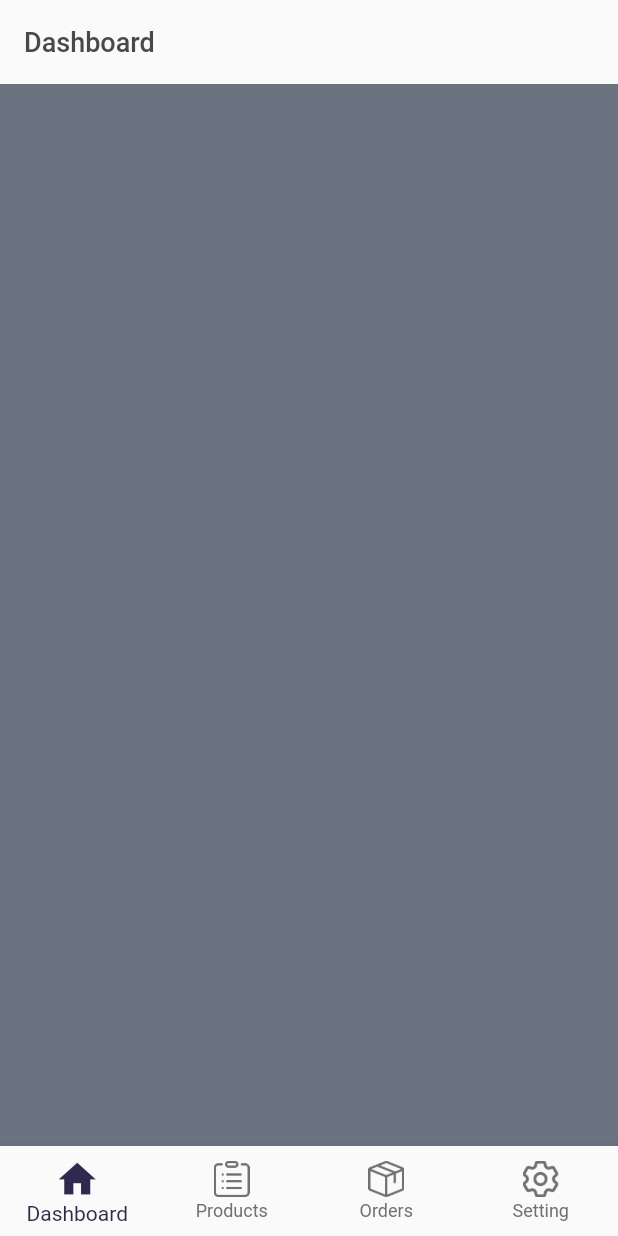
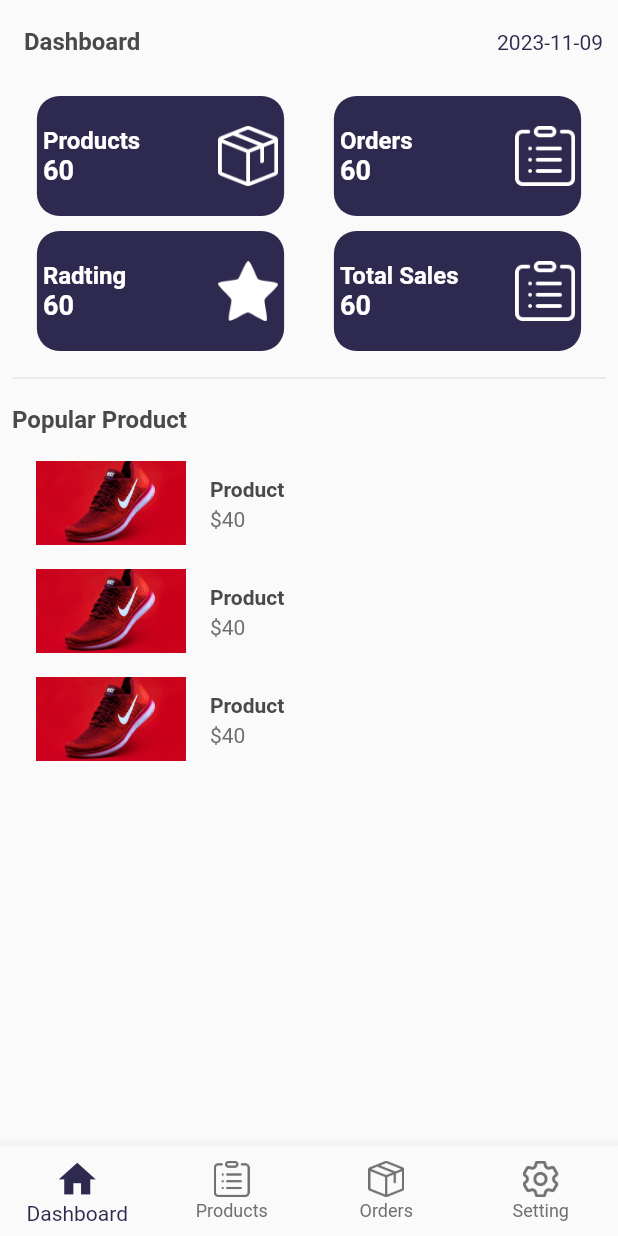
Before and after one commit to abdGhost/emart_seller, a Flutter app: the screen it shows after launch, after a tap on "Login", on a phone screen of 412 x 824 dp. Run offline on Flutter 3.47's test engine with Material 2 defaults, Android fonts, the phone set to English and light mode, and no system bars; our stand-ins replace firebase_core, get, velocity_x; accounts and stored records are empty.

Commit message:
Working on dashboard screen

```diff
--- a/lib/const/strings.dart
+++ b/lib/const/strings.dart
@@ -15,3 +15,6 @@ const dashboard = "Dashboard",
     productsText = "Products",
     settingText = "Setting";
 const logInText = 'Log In to your account';
+
+const rating = 'Radting', totalSales = 'Total Sales';
+const popularText = "Popular Product";
--- a/lib/views/auth_screen/login_screen.dart
+++ b/lib/views/auth_screen/login_screen.dart
@@ -11,6 +11,7 @@ class LoginScreen extends StatelessWidget {
   Widget build(BuildContext context) {
     return Scaffold(
       backgroundColor: purpleColor,
+      resizeToAvoidBottomInset: false,
       body: SafeArea(
         child: Padding(
           padding: const EdgeInsets.all(8.0),
@@ -43,6 +44,8 @@ class LoginScreen extends StatelessWidget {
                 children: [
                   TextFormField(
                     decoration: const InputDecoration(
+                      filled: true,
+                      fillColor: textfieldGrey,
                       border: InputBorder.none,
                       prefixIcon: Icon(
                         Icons.email,
@@ -54,6 +57,8 @@ class LoginScreen extends StatelessWidget {
                   20.heightBox,
                   TextFormField(
                     decoration: const InputDecoration(
+                      filled: true,
+                      fillColor: textfieldGrey,
                       border: InputBorder.none,
                       prefixIcon: Icon(
                         Icons.lock,
--- a/lib/views/home_screens/home.dart
+++ b/lib/views/home_screens/home.dart
@@ -4,7 +4,6 @@ import 'package:emart_seller/views/home_screens/home_screen.dart';
 import 'package:emart_seller/views/orders_screens/order_screen.dart';
 import 'package:emart_seller/views/products_screens/product_screen.dart';
 import 'package:emart_seller/views/profile_screens/profile_screen.dart';
-import 'package:emart_seller/widgets/text_styles.dart';
 import 'package:get/get.dart';
 
 class Home extends StatelessWidget {
@@ -34,10 +33,6 @@ class Home extends StatelessWidget {
           label: settingText),
     ];
     return Scaffold(
-      appBar: AppBar(
-        automaticallyImplyLeading: false,
-        title: normalText(text: dashboard, color: fontGrey, size: 18.0),
-      ),
       bottomNavigationBar: Obx(
         () => BottomNavigationBar(
           onTap: (value) {
--- a/lib/views/home_screens/home_screen.dart
+++ b/lib/views/home_screens/home_screen.dart
@@ -1,11 +1,75 @@
+import 'package:emart_seller/widgets/dashboard_button.dart';
+import 'package:emart_seller/widgets/text_styles.dart';
+
 import '../../const/const.dart';
+import 'package:intl/intl.dart' as intl;
 
 class HomeScreen extends StatelessWidget {
   const HomeScreen({super.key});
   @override
   Widget build(BuildContext context) {
     return Scaffold(
-      backgroundColor: Vx.randomColor,
+      appBar: AppBar(
+        automaticallyImplyLeading: false,
+        title: boldText(text: dashboard, color: fontGrey, size: 16.0),
+        actions: [
+          Center(
+            child: normalText(
+              text: intl.DateFormat('yyyy-MM-dd').format(DateTime.now()),
+              color: purpleColor,
+            ),
+          ),
+          10.widthBox,
+        ],
+      ),
+      body: Padding(
+        padding: const EdgeInsets.all(8.0),
+        child: Column(
+          crossAxisAlignment: CrossAxisAlignment.start,
+          children: [
+            Row(
+              mainAxisAlignment: MainAxisAlignment.spaceAround,
+              children: [
+                dashboardButton(context,
+                    titile: productsText, count: "60", icon: productsIcon),
+                dashboardButton(context,
+                    titile: ordersText, count: "60", icon: ordersIcon)
+              ],
+            ),
+            10.heightBox,
+            Row(
+              mainAxisAlignment: MainAxisAlignment.spaceAround,
+              children: [
+                dashboardButton(context,
+                    titile: rating, count: "60", icon: starIcon),
+                dashboardButton(context,
+                    titile: totalSales, count: "60", icon: ordersIcon)
+              ],
+            ),
+            10.heightBox,
+            const Divider(),
+            10.heightBox,
+            boldText(
+              text: popularText,
+              size: 16.0,
+              color: fontGrey,
+            ),
+            10.heightBox,
+            ListView(
+              shrinkWrap: true,
+              children: List.generate(
+                3,
+                (index) => ListTile(
+                  leading: Image.asset(productIcon,
+                      width: 100, height: 100, fit: BoxFit.cover),
+                  title: boldText(text: 'Product ', color: fontGrey),
+                  subtitle: normalText(text: '\$40', color: darkGrey),
+                ),
+              ),
+            ),
+          ],
+        ),
+      ),
     );
   }
 }
--- /dev/null
+++ b/lib/widgets/dashboard_button.dart
@@ -0,0 +1,32 @@
+import 'package:emart_seller/const/const.dart';
+import 'text_styles.dart';
+
+Widget dashboardButton(context, {titile, count, icon}) {
+  var size = MediaQuery.of(context).size;
+
+  return Row(
+    children: [
+      Expanded(
+        child: Column(
+          mainAxisAlignment: MainAxisAlignment.center,
+          crossAxisAlignment: CrossAxisAlignment.start,
+          children: [
+            boldText(text: titile, size: 16.0),
+            boldText(text: count, size: 18.0),
+          ],
+        ),
+      ),
+      Image.asset(
+        icon,
+        width: 40,
+        color: white,
+      )
+    ],
+  )
+      .box
+      .color(purpleColor)
+      .size(size.width * 0.4, 80)
+      .padding(const EdgeInsets.all(4))
+      .rounded
+      .make();
+}
```
Also changed, not shown: 4 other files.
